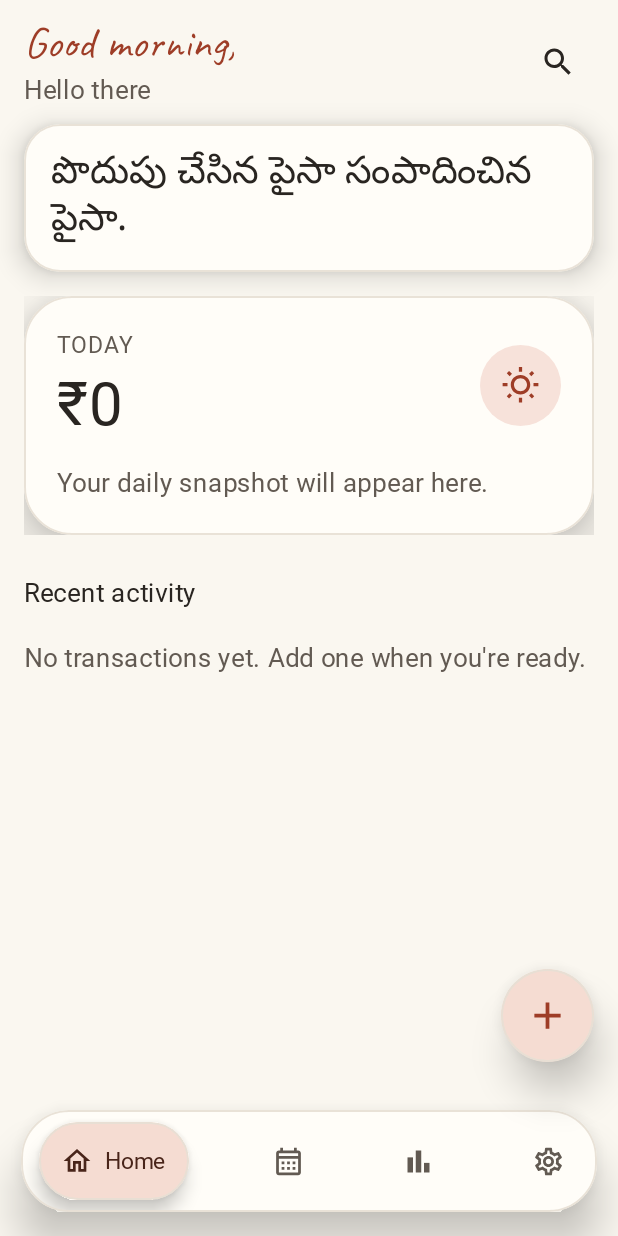
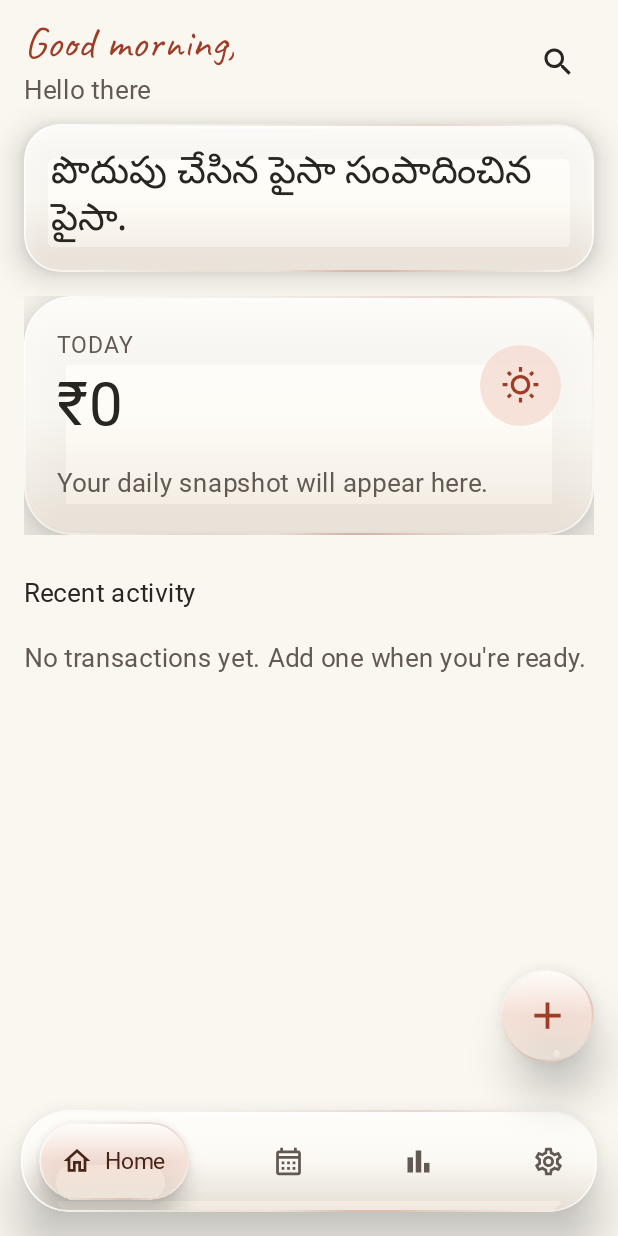
Before and after one commit to vijayarkananduri/khata, an Android app built with Jetpack Compose: the composable MainShell shown on its own in the app's theme, on a phone screen of 412 x 824 dp. Run offline under Robolectric (Android 15) with nearby library versions, the phone set to English and light mode, and no system bars; our stand-ins replace Dagger/Hilt's generated code; Roboto replaces fonts that are not available here; 1 statement that could not run was skipped.

Commit message:
Restore Dew glass styling and sync widget themes

```diff
--- a/app/src/main/java/com/khata/ui/theme/DewSurface.kt
+++ b/app/src/main/java/com/khata/ui/theme/DewSurface.kt
@@ -14,6 +14,7 @@ import androidx.compose.foundation.layout.BoxScope
 import androidx.compose.foundation.layout.fillMaxSize
 import androidx.compose.foundation.layout.fillMaxWidth
 import androidx.compose.foundation.layout.height
+import androidx.compose.foundation.layout.padding
 import androidx.compose.foundation.shape.CircleShape
 import androidx.compose.foundation.shape.RoundedCornerShape
 import androidx.compose.runtime.Composable
@@ -36,10 +37,9 @@ fun DewBackdrop() {
     val background = androidx.compose.material3.MaterialTheme.colorScheme.background
     val dark = background.luminance() < .5f
     val accent = androidx.compose.material3.MaterialTheme.colorScheme.primary
-    val glowAlpha = if (dark) 0.045f else 0f
+    val glowAlpha = if (dark) 0.055f else 0f
     Box(
-        Modifier.fillMaxSize()
-            .background(background)
+        Modifier.fillMaxSize().background(background)
     ) {
         Box(
             Modifier.align(Alignment.TopEnd)
@@ -66,6 +66,11 @@ fun DewBackdrop() {
     }
 }
 
+/**
+ * Khata's Dew surface: a translucent-looking, droplet-gloss material built from safe Compose
+ * gradients, a reflective rim, and a soft lift. It deliberately avoids backdrop render graphs,
+ * which caused a confirmed GPU renderer crash on some devices.
+ */
 @Composable
 fun DewSurface(
     modifier: Modifier = Modifier,
@@ -80,19 +85,32 @@ fun DewSurface(
     val interactionSource = remember { MutableInteractionSource() }
     val pressed by interactionSource.collectIsPressedAsState()
     val scale by animateFloatAsState(
-        targetValue = if (onClick != null && pressed) 0.975f else 1f,
-        animationSpec = if (reduceMotion) snap() else spring(dampingRatio = .72f, stiffness = 520f),
+        targetValue = if (onClick != null && pressed) .972f else 1f,
+        animationSpec = if (reduceMotion) snap() else spring(dampingRatio = .68f, stiffness = 430f),
         label = "dew-press"
     )
     val dark = androidx.compose.material3.MaterialTheme.colorScheme.background.luminance() < .5f
-    val outline = androidx.compose.material3.MaterialTheme.colorScheme.outline.copy(alpha = if (dark) .82f else .92f)
-    // A solid, palette-aware surface avoids light-theme banding and dynamic-color haze while
-    // retaining the soft lift and pressed scale without a fragile runtime blur graph.
-    val solidTone = tone.copy(alpha = 1f)
+    val scheme = androidx.compose.material3.MaterialTheme.colorScheme
+    val base = tone.copy(alpha = if (dark) .91f else .84f)
+    val topSheen = if (dark) Color(0xFF51473D).copy(alpha = .78f) else Color(0xFFFFFEFC).copy(alpha = .86f)
+    val lowerDepth = if (dark) Color(0xFF211F1C).copy(alpha = .95f) else Color(0xFFEDE4D9).copy(alpha = .78f)
+    val rimBrush = Brush.linearGradient(
+        if (dark) listOf(Color.White.copy(alpha = .46f), scheme.outline.copy(alpha = .52f), scheme.primary.copy(alpha = .40f), Color.White.copy(alpha = .18f))
+        else listOf(Color.White.copy(alpha = .98f), scheme.outline.copy(alpha = .52f), scheme.primary.copy(alpha = .20f), Color.White.copy(alpha = .78f))
+    )
+    val specularBrush = Brush.horizontalGradient(
+        if (dark) listOf(Color.Transparent, Color.White.copy(alpha = .32f), Color.White.copy(alpha = .11f), Color.Transparent)
+        else listOf(Color.Transparent, Color.White.copy(alpha = .94f), Color.White.copy(alpha = .36f), Color.Transparent)
+    )
+    val lowerRimBrush = Brush.horizontalGradient(
+        if (dark) listOf(Color.Transparent, scheme.primary.copy(alpha = .28f), Color.Transparent)
+        else listOf(Color.Transparent, Color.White.copy(alpha = .76f), scheme.primary.copy(alpha = .12f), Color.Transparent)
+    )
+
     Box(
         modifier = modifier
             .graphicsLayer { scaleX = scale; scaleY = scale }
-            .shadow(elevation, shape, clip = false)
+            .shadow(elevation + 2.dp, shape, clip = false)
             .clip(shape)
             .then(
                 if (onClick != null) Modifier.clickable(
@@ -101,9 +119,26 @@ fun DewSurface(
                     onClick = onClick
                 ) else Modifier
             )
-            .background(solidTone, shape)
-            .border(BorderStroke(1.dp, outline), shape)
+            .background(Brush.verticalGradient(listOf(topSheen, base, lowerDepth)), shape)
+            .border(BorderStroke(1.15.dp, rimBrush), shape)
     ) {
+        // A soft, curved reflection and thin lower glint give the surface its liquid-droplet read.
+        Box(
+            Modifier.align(Alignment.TopCenter)
+                .fillMaxWidth(.78f)
+                .height(3.dp)
+                .padding(horizontal = 22.dp)
+                .clip(CircleShape)
+                .background(specularBrush)
+        )
+        Box(
+            Modifier.align(Alignment.BottomCenter)
+                .fillMaxWidth(.54f)
+                .height(1.5.dp)
+                .padding(horizontal = 28.dp)
+                .clip(CircleShape)
+                .background(lowerRimBrush)
+        )
         content()
     }
 }
--- a/app/src/main/res/layout/widget_progress_ring.xml
+++ b/app/src/main/res/layout/widget_progress_ring.xml
@@ -8,7 +8,7 @@
             <TextView android:id="@+id/widget_ring_percent" android:layout_width="match_parent" android:layout_height="match_parent" android:gravity="center" android:text="—" android:textColor="#FF28231E" android:textSize="18sp" android:textStyle="bold"/>
         </FrameLayout>
         <LinearLayout android:layout_width="0dp" android:layout_height="wrap_content" android:layout_weight="1" android:orientation="vertical" android:paddingStart="12dp">
-            <TextView android:layout_width="wrap_content" android:layout_height="wrap_content" android:text="THIS MONTH" android:textColor="#FF76462F" android:textSize="10sp" android:letterSpacing="0.1" android:textStyle="bold"/>
+            <TextView android:id="@+id/widget_ring_title" android:layout_width="wrap_content" android:layout_height="wrap_content" android:text="THIS MONTH" android:textColor="#FF76462F" android:textSize="10sp" android:letterSpacing="0.1" android:textStyle="bold"/>
             <TextView android:id="@+id/widget_ring_total" android:layout_width="match_parent" android:layout_height="wrap_content" android:text="₹0" android:textColor="#FF28231E" android:textSize="24sp" android:textStyle="bold" android:singleLine="true" android:ellipsize="end"/>
             <TextView android:id="@+id/widget_ring_caption" android:layout_width="match_parent" android:layout_height="wrap_content" android:text="Set a monthly budget in Khata" android:textColor="#FF554C43" android:textSize="12sp"/>
         </LinearLayout>
```
Also changed, not shown: app/src/main/java/com/khata/MainActivity.kt (+6 -1 lines), app/src/main/java/com/khata/data/prefs/KhataPreferences.kt (+17 -2 lines), app/src/main/java/com/khata/widget/KhataHomeWidgetProvider.kt (+12 -7 lines), app/src/main/java/com/khata/widget/KhataStandaloneWidgets.kt (+26 -13 lines), app/src/main/java/com/khata/widget/WidgetTheme.kt (added, +62 -0 lines), app/src/main/res/drawable/widget_card_bg.xml (+9 -3 lines), app/src/main/res/drawable/widget_card_bg_dark.xml (added, +10 -0 lines), app/src/main/res/drawable/widget_period_active.xml (+9 -1 lines), app/src/main/res/drawable/widget_period_active_dark.xml (added, +10 -0 lines), app/src/main/res/drawable/widget_period_idle.xml (+9 -1 lines), app/src/main/res/drawable/widget_period_idle_dark.xml (added, +10 -0 lines), 3 other files.
